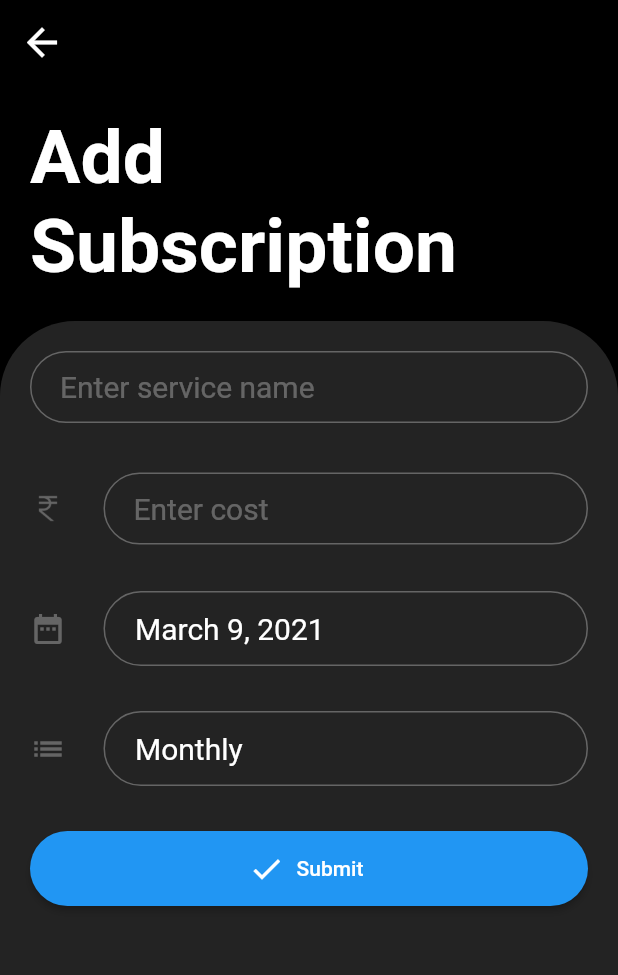
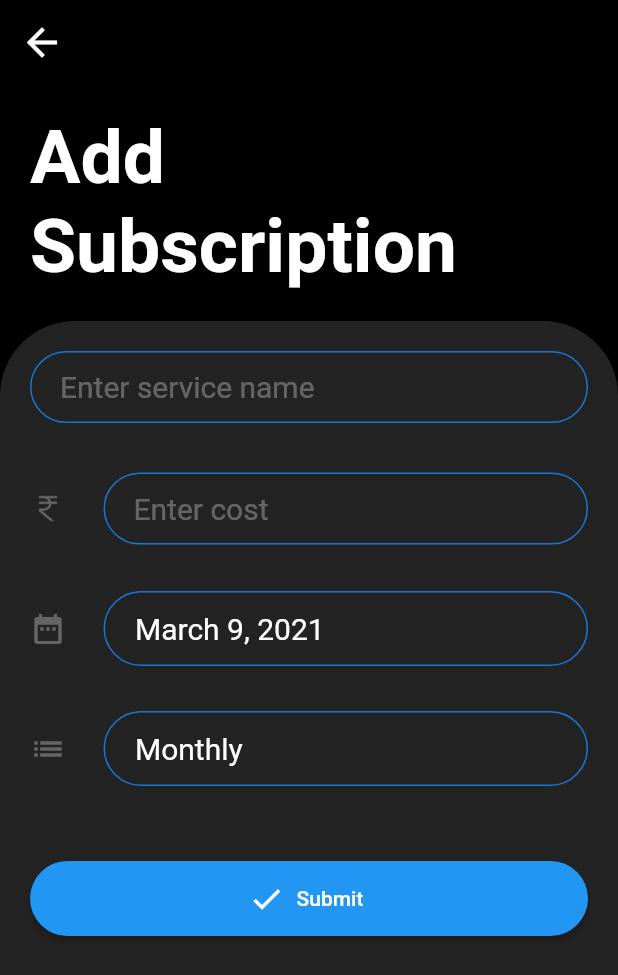
Before and after one commit to Tak1za/SubscriptionTracker, a Flutter app: the screen it shows after launch, after a tap on the "add" icon, on a phone screen of 412 x 824 dp. Shown: the top 975 px of the screen. Run offline on Flutter 3.47's test engine with Material 2 defaults, Android fonts, the phone set to English and light mode, and no system bars; missing offline and left inert: flutter_material_pickers.

Commit message:
Fixed gesture detector and added colored borders

```diff
--- a/lib/main.dart
+++ b/lib/main.dart
@@ -7,7 +7,8 @@ void main() {
 
 class MyApp extends StatelessWidget {
   static const _primaryColor = Color(0xFF000000);
-  static const _accentColor = Color(0xFF242424);
+  static const _accentColor = Color(0xFF1976D2);
+  static const _selectedColor = Colors.blue;
   static const _formBackgroundColor = Color(0xFF232323);
   // This widget is the root of your application.
   @override
@@ -21,6 +22,7 @@ class MyApp extends StatelessWidget {
           primaryColor: _primaryColor,
           accentColor: _accentColor,
           scaffoldBackgroundColor: _formBackgroundColor,
+          selectedRowColor: _selectedColor,
         ),
         home: HomeScreen(),
       ),
--- a/lib/screens/add_subscription.dart
+++ b/lib/screens/add_subscription.dart
@@ -42,8 +42,9 @@ class _AddSubscriptionState extends State<AddSubscription> {
       ),
       body: SingleChildScrollView(
         child: ConstrainedBox(
-          constraints:
-              BoxConstraints(maxHeight: MediaQuery.of(context).size.height),
+          constraints: BoxConstraints(
+            maxHeight: MediaQuery.of(context).size.height,
+          ),
           child: Column(
             children: <Widget>[
               AddSubscriptionHeader(),
@@ -73,7 +74,7 @@ class _AddSubscriptionState extends State<AddSubscription> {
                           _selectedSubscriptionPeriod,
                           _subscriptionPeriods,
                         ),
-                        SizedBox(height: 30.0),
+                        SizedBox(height: 50.0),
                         SubmitButton(),
                       ],
                     ),
--- a/lib/widgets/add_subscription/payment_date.dart
+++ b/lib/widgets/add_subscription/payment_date.dart
@@ -30,17 +30,18 @@ class _PaymentDateState extends State<PaymentDate> {
           ),
           SizedBox(width: 25.0),
           Expanded(
+            child: GestureDetector(
+              onTap: () => _selectDate(context),
               child: Container(
                 height: 50.0,
                 padding: EdgeInsets.only(left: 20.0),
                 alignment: Alignment.centerLeft,
                 decoration: BoxDecoration(
                   border: Border.all(
-                  color: Colors.white30,
+                    color: Theme.of(context).accentColor,
                   ),
                   borderRadius: BorderRadius.all(Radius.circular(40.0)),
                 ),
-              child: GestureDetector(
                 child: Text(
                   DateFormat.yMMMMd().format(widget._selectedDate),
                   style: TextStyle(
@@ -48,7 +49,6 @@ class _PaymentDateState extends State<PaymentDate> {
                     color: Colors.white,
                   ),
                 ),
-                onTap: () => _selectDate(context),
               ),
             ),
           ),
--- a/lib/widgets/add_subscription/service_name.dart
+++ b/lib/widgets/add_subscription/service_name.dart
@@ -13,17 +13,22 @@ class ServiceName extends StatelessWidget {
       child: TextField(
         decoration: InputDecoration(
           enabledBorder: OutlineInputBorder(
-              borderRadius: BorderRadius.all(
-                Radius.circular(50.0),
-              ),
-              borderSide: BorderSide(
-                color: Colors.white30,
-              )),
+            borderRadius: BorderRadius.all(
+              Radius.circular(50.0),
+            ),
+            borderSide: BorderSide(
+              color: Theme.of(context).accentColor,
+            ),
+          ),
           focusedBorder: OutlineInputBorder(
-              borderRadius:
-              BorderRadius.all(Radius.circular(50.0)),
-              borderSide: BorderSide(
-                  color: Colors.black87, width: 2.0)),
+            borderRadius: BorderRadius.all(
+              Radius.circular(50.0),
+            ),
+            borderSide: BorderSide(
+              color: Theme.of(context).selectedRowColor,
+              width: 2.0,
+            ),
+          ),
           hintText: 'Enter service name',
           hintStyle: TextStyle(
             color: Colors.white30,
--- a/lib/widgets/add_subscription/subscription_cost.dart
+++ b/lib/widgets/add_subscription/subscription_cost.dart
@@ -27,7 +27,7 @@ class SubscriptionCost extends StatelessWidget {
                 enabledBorder: OutlineInputBorder(
                   borderRadius: BorderRadius.all(Radius.circular(50.0)),
                   borderSide: BorderSide(
-                    color: Colors.white30,
+                    color: Theme.of(context).accentColor,
                   ),
                 ),
                 focusedBorder: OutlineInputBorder(
@@ -35,7 +35,7 @@ class SubscriptionCost extends StatelessWidget {
                     Radius.circular(50.0),
                   ),
                   borderSide: BorderSide(
-                    color: Colors.black87,
+                    color: Theme.of(context).selectedRowColor,
                     width: 2.0,
                   ),
                 ),
--- a/lib/widgets/add_subscription/subscription_period.dart
+++ b/lib/widgets/add_subscription/subscription_period.dart
@@ -32,17 +32,18 @@ class _SubscriptionPeriodState extends State<SubscriptionPeriod> {
           ),
           SizedBox(width: 25.0),
           Expanded(
+            child: GestureDetector(
+              onTap: () => _selectSubscriptionPeriodPicker(context),
               child: Container(
                 height: 50.0,
                 padding: EdgeInsets.only(left: 20.0),
                 alignment: Alignment.centerLeft,
                 decoration: BoxDecoration(
                   border: Border.all(
-                  color: Colors.white30,
+                    color: Theme.of(context).accentColor,
                   ),
                   borderRadius: BorderRadius.all(Radius.circular(40.0)),
                 ),
-              child: GestureDetector(
                 child: Text(
                   widget._selectedPeriod,
                   style: TextStyle(
@@ -50,7 +51,6 @@ class _SubscriptionPeriodState extends State<SubscriptionPeriod> {
                     color: Colors.white,
                   ),
                 ),
-                onTap: () => _selectSubscriptionPeriodPicker(context),
               ),
             ),
           ),
```
Lines whose indentation alone changed are shown as unchanged.
